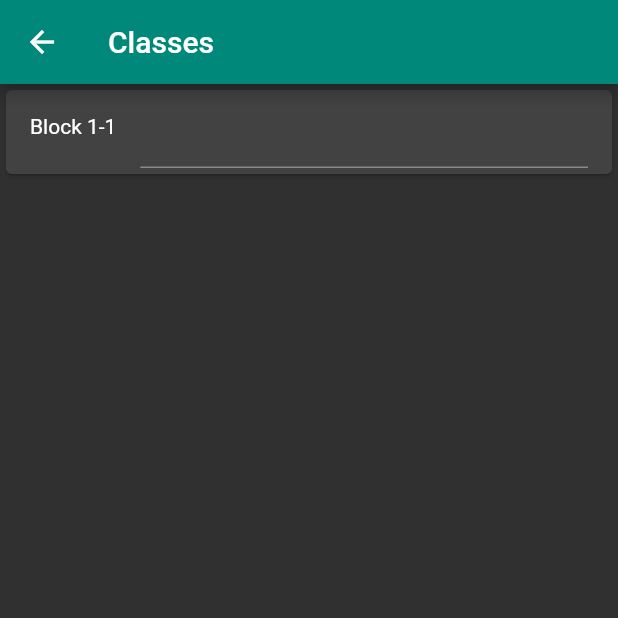
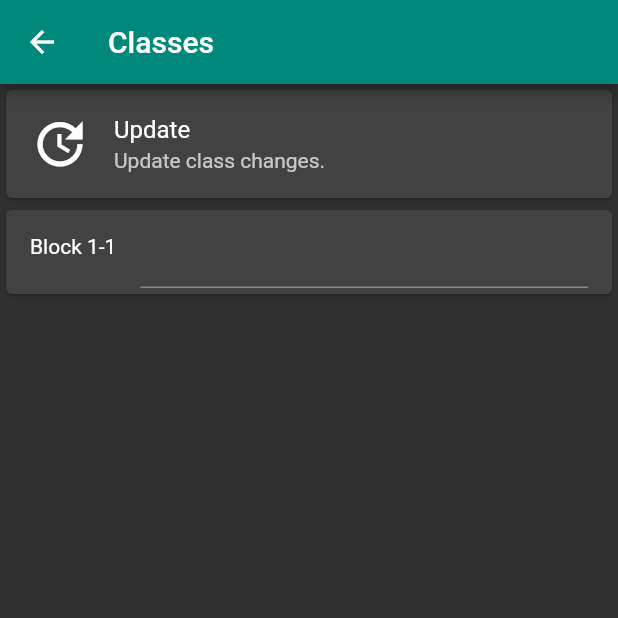
Before and after one commit to yenuGH/gatorblocks_rbt, a Flutter app: the Classes screen opened directly, on a phone screen of 412 x 824 dp, the top half of it. Run offline on Flutter 3.47's test engine with Material 2 defaults, Android fonts, the phone set to English and light mode, and no system bars; our stand-ins replace rflutter_alert, sqflite, table_calendar, webview_flutter; accounts and stored records are empty.

Commit message:
screen updates but it's really jank

```diff
--- a/lib/pages/settings/classes.dart
+++ b/lib/pages/settings/classes.dart
@@ -1,16 +1,10 @@
 import 'package:flutter/material.dart';
+import 'package:gatorblocks_rbt/widgets/blocks.dart';
 
 class Classes extends StatelessWidget{
-  final block1 = TextEditingController();
-  final block2 = TextEditingController();
-  final block3 = TextEditingController();
-  final block4 = TextEditingController();
-  final block5 = TextEditingController();
-  final block6 = TextEditingController();
-  final block7 = TextEditingController();
-  final block8 = TextEditingController();
 
-  // i want to lick your toes
+  var block1 = new TextEditingController();
+
 
   @override
   Widget build(BuildContext context) {
@@ -22,6 +16,19 @@ class Classes extends StatelessWidget{
       body: ListView(
         children: <Widget>[
           Card(
+              child:
+              ListTile(
+                leading: Icon(Icons.update, size: 40.0),
+                title: Text("Update"),
+                subtitle: Text("Update class changes."),
+                onTap: () {
+                  new MaterialPageRoute(
+                    builder: (BuildContext context) => new Blocks(value1: block1.text));
+                    //Navigator.of(context).push(route);
+                },
+              ),
+            ),
+          Card(
             child:
               ListTile(
                 leading: Text("Block 1-1"),
@@ -30,7 +37,8 @@ class Classes extends StatelessWidget{
                     Expanded(
                       child: TextField(
                         controller: block1,
-                      ))
+                      )
+                    )
                   ],
                 ),
               ),
```
Also changed, not shown: lib/widgets/blocks.dart (+5 -2 lines).
